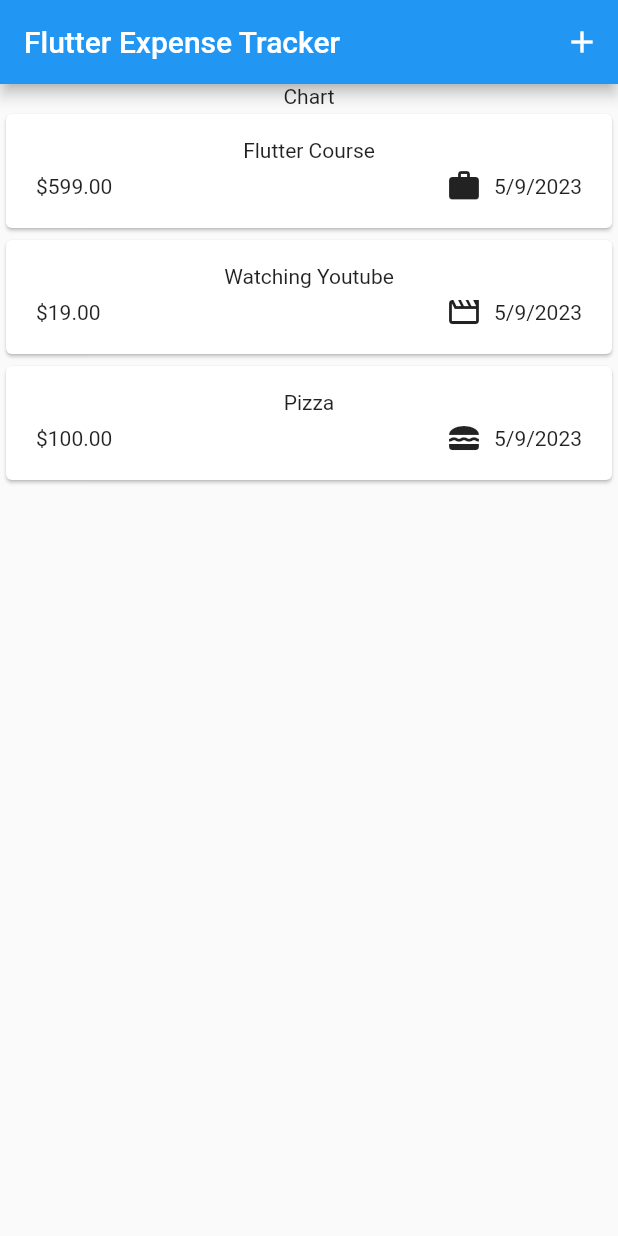
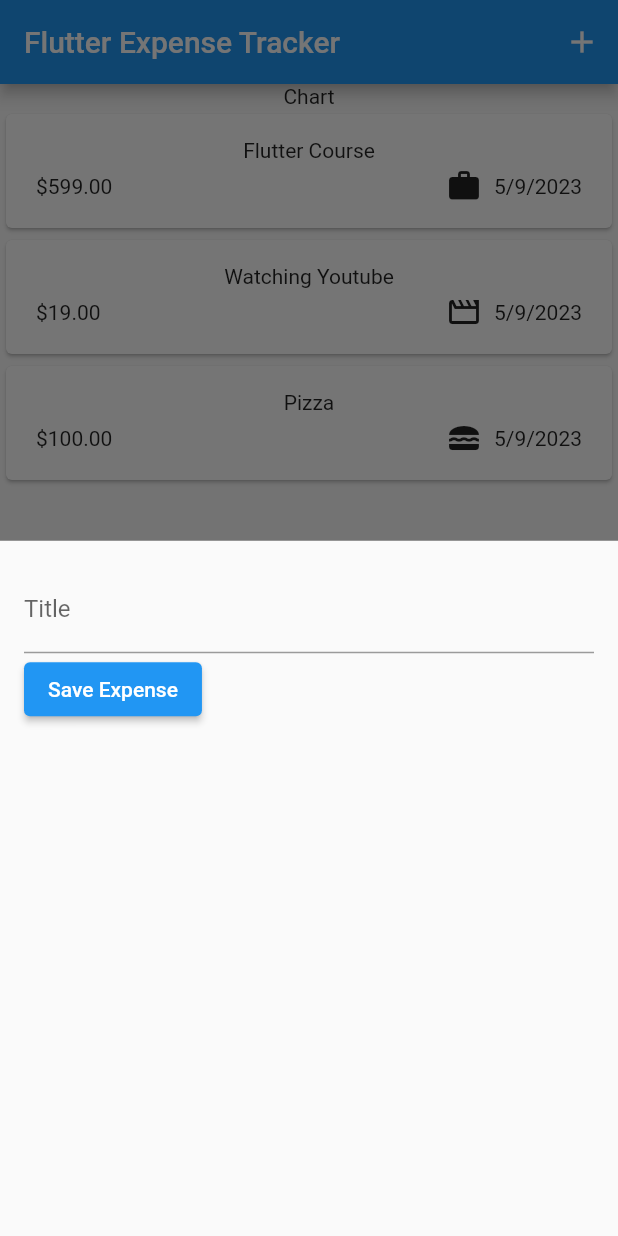
Before and after one commit to TeniG/Flutter_Expense_Tracker_App, a Flutter app: the screen it shows after launch, after a tap on the "add" icon, on a phone screen of 412 x 824 dp. Run offline on Flutter 3.47's test engine with Material 2 defaults, Android fonts, the phone set to English and light mode, and no system bars.

Commit message:
- created custom overlayModal widget - used TextFeild Widget, - used controller property of TextEditingController()

```diff
--- /dev/null
+++ b/lib/widgets/expense_modal.dart
@@ -0,0 +1,55 @@
+import 'package:flutter/material.dart';
+
+class ExpenseModal extends StatefulWidget {
+  const ExpenseModal({super.key});
+
+  @override
+  State<StatefulWidget> createState() {
+    return _ExpensesState();
+  }
+}
+
+class _ExpensesState extends State<ExpenseModal> {
+  final _titleController = TextEditingController();
+
+  // var _editedTitleValue = "";
+
+  // void _saveEditedTitleValue(String inputValue) {
+  //   _editedTitleValue = inputValue;
+  //   print("getEditedTitleValue : $_editedTitleValue");
+  // }
+
+@override
+  void dispose() {
+    _titleController.dispose();
+    super.dispose();
+  }
+
+  @override
+  Widget build(BuildContext context) {
+    return Padding(
+      padding: const EdgeInsets.all(16),
+      child: Column(
+        children: [
+          TextField(
+            // onChanged: _saveEditedTitleValue,
+            controller: _titleController,
+            decoration: const InputDecoration(
+              label: Text("Title"),
+            ),
+          ),
+          Row(
+            children: [
+              ElevatedButton(
+                onPressed: () {
+                  print("getEditedTitleValue : ${_titleController.text}");
+                },
+                child: const Text("Save Expense"),
+              ),
+            ],
+          )
+        ],
+      ),
+    );
+  }
+}
--- a/lib/widgets/expenses_screen.dart
+++ b/lib/widgets/expenses_screen.dart
@@ -1,5 +1,6 @@
 import 'package:flutter/material.dart';
 import 'package:flutter_expense_tracker_app/models/expense.dart';
+import 'package:flutter_expense_tracker_app/widgets/expense_modal.dart';
 import 'package:flutter_expense_tracker_app/widgets/expenses_list/expense_list.dart';
 
 class Expenses extends StatefulWidget {
@@ -29,6 +30,14 @@ class _ExpensesState extends State<Expenses> {
         category: Category.food),
   ];
 
+  void _openAddExpenseModalOverlay() {
+    showModalBottomSheet(
+        context: context,
+        builder: (ctx) {
+          return const ExpenseModal();
+        });
+  }
+
   @override
   Widget build(BuildContext context) {
     return Scaffold(
@@ -36,7 +45,7 @@ class _ExpensesState extends State<Expenses> {
         title: const Text("Flutter Expense Tracker"),
         actions: [
           IconButton(
-            onPressed: () {},
+            onPressed: _openAddExpenseModalOverlay,
             icon: const Icon(Icons.add),
           ),
         ],
```
